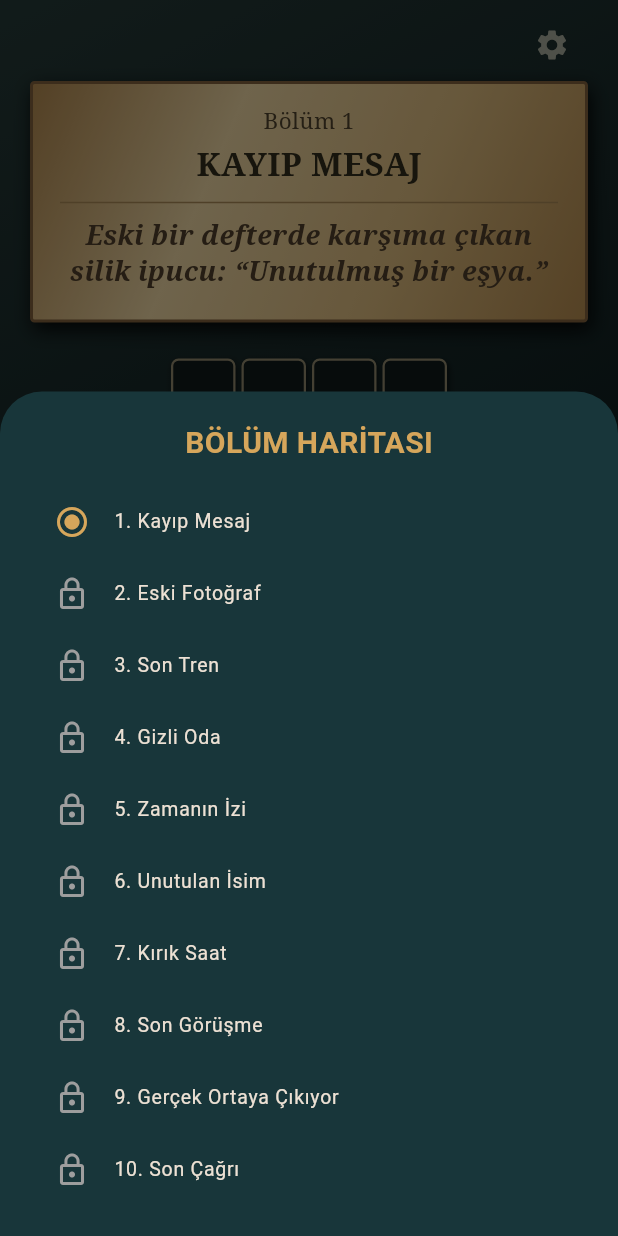
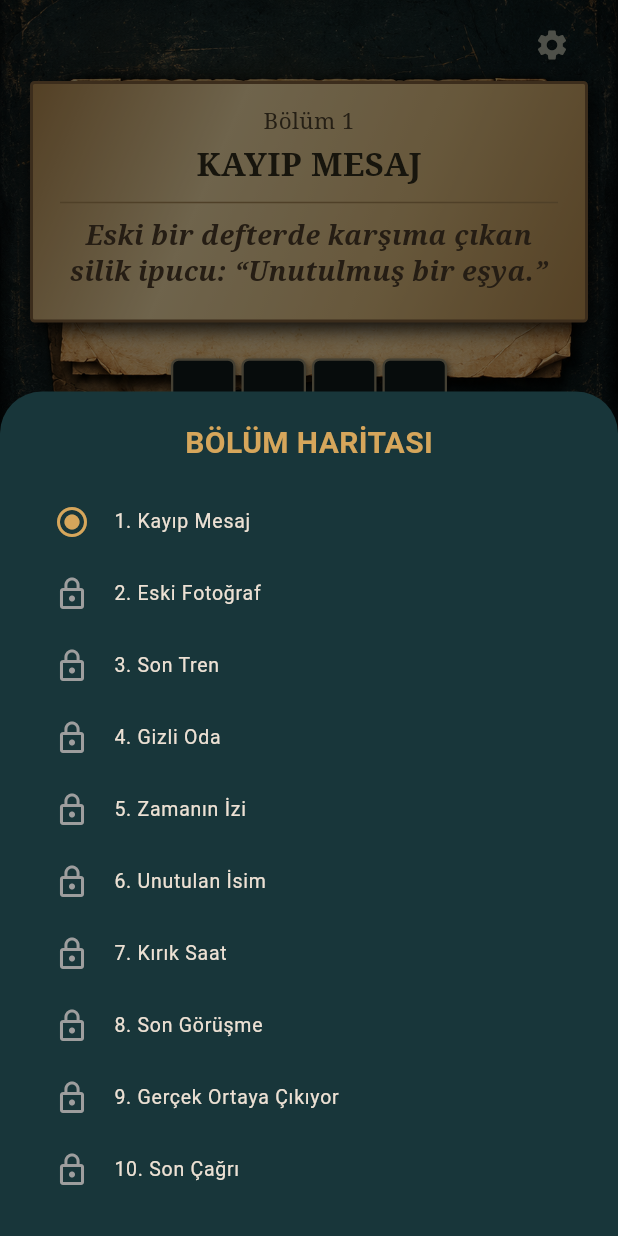
Before and after one commit to ediptan01-commits/kelime-hatti, a Flutter app: the screen it shows after launch, after a tap on the "settings" icon, on a phone screen of 412 x 824 dp. Run offline on Flutter 3.47's test engine with Material 3 defaults, Android fonts, the phone set to English and light mode, and no system bars; our stand-ins replace audioplayers, shared_preferences.

Commit message:
Update main.dart

```diff
--- a/lib/main.dart
+++ b/lib/main.dart
@@ -1,4 +1,5 @@
 import 'dart:async';
+import 'dart:ui' as ui;
 import 'dart:math' as math;
 import 'package:flutter/material.dart';
 import 'package:flutter/services.dart';
@@ -174,10 +175,9 @@ class _GamePageState extends State<GamePage> {
     if (loading) return const Scaffold(body: Center(child: CircularProgressIndicator()));
     final level = levels[levelIndex];
     return Scaffold(
-      body: DecoratedBox(
-        decoration: const BoxDecoration(gradient: LinearGradient(
-          begin: Alignment.topLeft, end: Alignment.bottomRight,
-          colors: [Color(0xFF263B39), Color(0xFF101F20), Color(0xFF090F10)],
+      body: Container(
+        decoration: const BoxDecoration(image: DecorationImage(
+          image: AssetImage('assets/art/scene.png'), fit: BoxFit.cover,
         )),
         child: SafeArea(child: LayoutBuilder(builder: (context, constraints) {
           final width = math.min(constraints.maxWidth, 420.0);
@@ -272,9 +272,11 @@ class RotaryDial extends StatefulWidget {
 
 class _RotaryDialState extends State<RotaryDial> with SingleTickerProviderStateMixin {
   late final AnimationController controller;
-  final AudioPlayer sound = AudioPlayer();
+  final AudioPlayer windSound = AudioPlayer();
+  final AudioPlayer returnSound = AudioPlayer();
   bool soundReady = false;
   bool soundPlaying = false;
+  ui.Image? dialArtwork;
   Timer? movementTimer;
   Animation<double>? returning;
   int? active;
@@ -291,39 +293,63 @@ class _RotaryDialState extends State<RotaryDial> with SingleTickerProviderStateM
     super.initState();
     controller = AnimationController(vsync: this);
     _prepareSound();
+    _loadArtwork();
     controller.addListener(() {
       if (mounted) setState(() => rotation = returning?.value ?? 0);
     });
   }
 
+  Future<void> _loadArtwork() async {
+    try {
+      final data = await rootBundle.load('assets/art/dial.png');
+      final codec = await ui.instantiateImageCodec(
+          data.buffer.asUint8List(data.offsetInBytes, data.lengthInBytes));
+      final frame = await codec.getNextFrame();
+      codec.dispose();
+      if (!mounted) { frame.image.dispose(); return; }
+      setState(() => dialArtwork = frame.image);
+    } catch (_) {}
+  }
+
   Future<void> _prepareSound() async {
     try {
-      await sound.setReleaseMode(ReleaseMode.loop);
-      await sound.setSource(AssetSource('sounds/rotary.wav'));
-      await sound.setVolume(.55);
-      if (mounted) soundReady = true;
-    } catch (_) {
-      // Sound is optional; dialing still works if the asset is unavailable.
-    }
+      await windSound.setReleaseMode(ReleaseMode.loop);
+      await windSound.setSource(AssetSource('sounds/dial_wind.wav'));
+      await windSound.setVolume(.42);
+      await returnSound.setReleaseMode(ReleaseMode.stop);
+      await returnSound.setSource(AssetSource('sounds/dial_return.wav'));
+      await returnSound.setVolume(.92);
+      soundReady = true;
+    } catch (_) {}
   }
 
   void _startSound() {
     if (!soundReady || soundPlaying) return;
     soundPlaying = true;
-    sound.resume();
+    windSound.resume();
   }
 
   void _stopSound() {
     if (!soundPlaying) return;
     soundPlaying = false;
-    sound.pause();
+    windSound.pause();
+  }
+
+  Future<void> _returnClick() async {
+    if (!soundReady) return;
+    try {
+      await returnSound.stop();
+      await returnSound.play(AssetSource('sounds/dial_return.wav'), volume: .92);
+    } catch (_) {}
   }
 
   @override
   void dispose() {
     movementTimer?.cancel();
     controller.dispose();
-    sound.dispose();
+    windSound.dispose();
+    returnSound.dispose();
+    dialArtwork?.dispose();
     super.dispose();
   }
 
@@ -383,14 +409,15 @@ class _RotaryDialState extends State<RotaryDial> with SingleTickerProviderStateM
     final accepted = traversed >= .28;
     final from = rotation;
     setState(() => active = null);
-    if (from > .01) _startSound();
+    _stopSound();
+    if (from > .01) _returnClick();
     controller.duration = Duration(milliseconds: (370 + 360 * from / maxTravel).round());
     returning = Tween<double>(begin: from, end: 0).animate(
       CurvedAnimation(parent: controller, curve: Curves.easeOutCubic),
     );
     controller.forward(from: 0).then((_) {
       if (!mounted) return;
-      _stopSound();
+      returnSound.stop();
       if (accepted) widget.onLetter(widget.letters[selected]);
     });
   }
@@ -407,7 +434,7 @@ class _RotaryDialState extends State<RotaryDial> with SingleTickerProviderStateM
         onPanUpdate: (d) => _update(d.localPosition, size),
         onPanEnd: (_) => _end(),
         onPanCancel: _end,
-        child: CustomPaint(painter: DialPainter(widget.letters, rotation, active)),
+        child: CustomPaint(painter: DialPainter(widget.letters, rotation, active, dialArtwork)),
       );
     })),
   ));
@@ -417,7 +444,8 @@ class DialPainter extends CustomPainter {
   final List<String> letters;
   final double rotation;
   final int? active;
-  DialPainter(this.letters, this.rotation, this.active);
+  final ui.Image? artwork;
+  DialPainter(this.letters, this.rotation, this.active, this.artwork);
   @override
   void paint(Canvas canvas, Size size) {
     final c = Offset(size.width / 2, size.height / 2);
@@ -425,23 +453,23 @@ class DialPainter extends CustomPainter {
     void circle(double radius, Color color, {PaintingStyle style = PaintingStyle.fill, double stroke = 1}) {
       canvas.drawCircle(c, radius, Paint()..color = color..style = style..strokeWidth = stroke);
     }
-    circle(r * .99, const Color(0xFF0A0D0D));
-    circle(r * .96, const Color(0xFF4C2D1E));
-    circle(r * .925, const Color(0xFFBA874C));
-    canvas.drawCircle(c, r * .88, Paint()..shader = const RadialGradient(
-      center: Alignment(-.35, -.4), colors: [Color(0xFFBD945A), Color(0xFF78603C), Color(0xFF382C1C)],
-    ).createShader(Rect.fromCircle(center: c, radius: r * .88)));
-    final grain = math.Random(47);
-    for (var i = 0; i < 450; i++) {
-      final a = grain.nextDouble() * math.pi * 2;
-      final d = math.sqrt(grain.nextDouble()) * r * .86;
-      canvas.drawCircle(c + Offset(math.cos(a), math.sin(a)) * d, .4 + grain.nextDouble(), Paint()..color = const Color(0x22352516));
+    if (artwork == null) {
+      circle(r * .99, const Color(0xFF0A0D0D));
+      circle(r * .96, const Color(0xFF4C2D1E));
+      circle(r * .925, const Color(0xFFBA874C));
+      circle(r * .88, const Color(0xFF78603C));
+      circle(r * .865, const Color(0xFFDAB278),
+          style: PaintingStyle.stroke, stroke: r * .022);
     }
-    circle(r * .865, const Color(0xFFDAB278), style: PaintingStyle.stroke, stroke: r * .022);
     canvas.save();
     canvas.translate(c.dx, c.dy);
     canvas.rotate(rotation);
     canvas.translate(-c.dx, -c.dy);
+    if (artwork != null) {
+      final src = Rect.fromLTWH(0, 0, artwork!.width.toDouble(), artwork!.height.toDouble());
+      canvas.drawImageRect(artwork!, src, Rect.fromCircle(center: c, radius: r * .99),
+          Paint()..filterQuality = FilterQuality.high);
+    }
     for (var i = 0; i < 10; i++) {
       final theta = -math.pi / 2 + i * math.pi / 5;
       final center = Offset(c.dx + r * .73 * math.cos(theta), c.dy + r * .73 * math.sin(theta));
@@ -452,6 +480,7 @@ class DialPainter extends CustomPainter {
       final tp = TextPainter(text: TextSpan(text: letters[i], style: TextStyle(color: const Color(0xFF332518), fontFamily: 'serif', fontSize: r * .157, fontWeight: FontWeight.bold)), textDirection: TextDirection.ltr)..layout();
       tp.paint(canvas, Offset(center.dx - tp.width / 2, center.dy - tp.height / 2));
     }
+    if (artwork == null) {
     circle(r * .455, const Color(0xFF3B2A1F));
     circle(r * .412, const Color(0xFFD2A062));
     circle(r * .37, const Color(0xFF9D673C));
@@ -462,6 +491,7 @@ class DialPainter extends CustomPainter {
       circle(r * (.12 + i * .009), const Color(0x22734A22), style: PaintingStyle.stroke, stroke: .5);
     }
 
+    }
     canvas.restore();
     final stopper = Rect.fromCenter(center: Offset(c.dx + r * .64, c.dy + r * .66), width: r * .30, height: r * .13);
     canvas.save();
@@ -472,5 +502,5 @@ class DialPainter extends CustomPainter {
     canvas.restore();
   }
   @override
-  bool shouldRepaint(covariant DialPainter oldDelegate) => oldDelegate.rotation != rotation || oldDelegate.active != active || oldDelegate.letters != letters;
+  bool shouldRepaint(covariant DialPainter oldDelegate) => oldDelegate.rotation != rotation || oldDelegate.active != active || oldDelegate.letters != letters || oldDelegate.artwork != artwork;
 }
```
